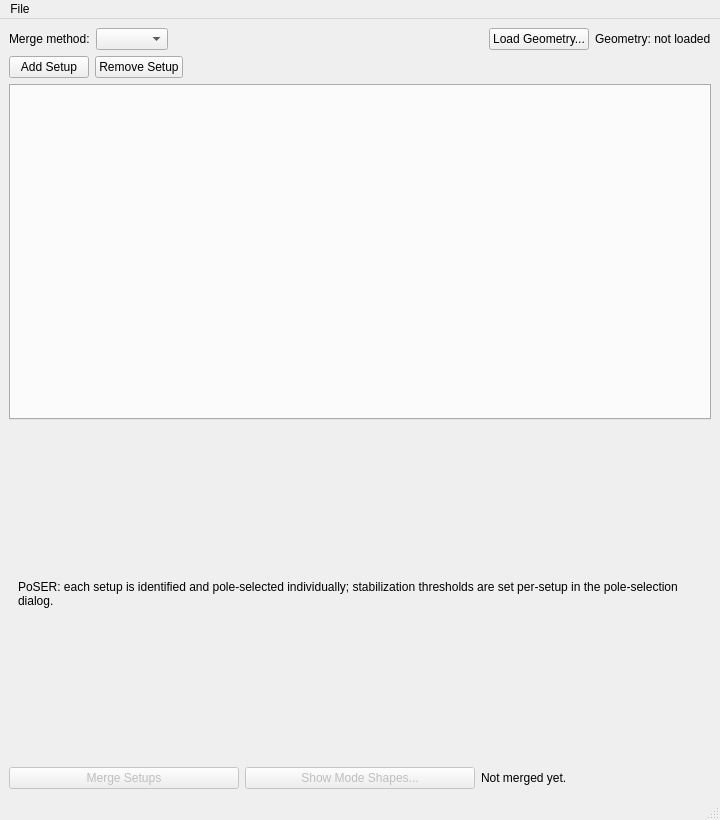
Before: the Qt Designer form pyOMA/GUI/ui/multi_setup.ui in pyOMA-dev/pyOMA, drawn with Qt 5.
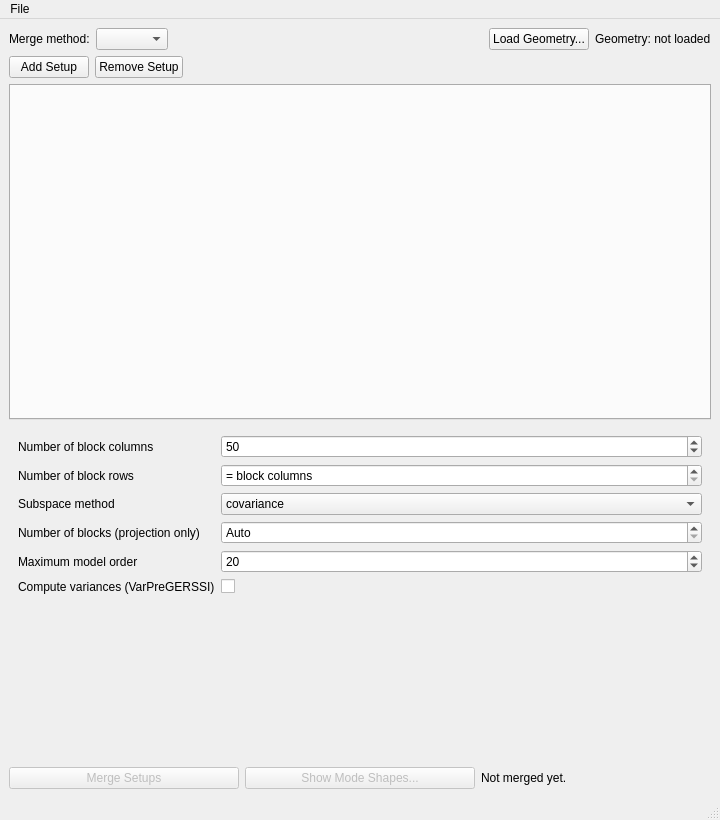
After: the same form once the commit is applied. The open tabs and pages were chosen to show the change.

Commit message: Add init_from_config, example configs, and GUI support for PreGERSSI/VarPreGERSSI/VarPLSCF

```diff
--- a/pyOMA/GUI/ui/multi_setup.ui
+++ b/pyOMA/GUI/ui/multi_setup.ui
@@ -156,6 +156,137 @@
         </item>
        </layout>
       </widget>
+      <widget class="QWidget" name="page_preger_settings">
+       <layout class="QFormLayout" name="preger_settings_layout">
+        <item row="0" column="0">
+         <widget class="QLabel" name="label_preger_num_block_columns">
+          <property name="text">
+           <string>Number of block columns</string>
+          </property>
+         </widget>
+        </item>
+        <item row="0" column="1">
+         <widget class="QSpinBox" name="spin_preger_num_block_columns">
+          <property name="specialValueText">
+           <string>Auto</string>
+          </property>
+          <property name="minimum">
+           <number>0</number>
+          </property>
+          <property name="maximum">
+           <number>100000</number>
+          </property>
+          <property name="value">
+           <number>50</number>
+          </property>
+         </widget>
+        </item>
+        <item row="1" column="0">
+         <widget class="QLabel" name="label_preger_num_block_rows">
+          <property name="text">
+           <string>Number of block rows</string>
+          </property>
+         </widget>
+        </item>
+        <item row="1" column="1">
+         <widget class="QSpinBox" name="spin_preger_num_block_rows">
+          <property name="specialValueText">
+           <string>= block columns</string>
+          </property>
+          <property name="minimum">
+           <number>0</number>
+          </property>
+          <property name="maximum">
+           <number>100000</number>
+          </property>
+          <property name="value">
+           <number>0</number>
+          </property>
+         </widget>
+        </item>
+        <item row="2" column="0">
+         <widget class="QLabel" name="label_preger_subspace_method">
+          <property name="text">
+           <string>Subspace method</string>
+          </property>
+         </widget>
+        </item>
+        <item row="2" column="1">
+         <widget class="QComboBox" name="combo_preger_subspace_method">
+          <item>
+           <property name="text">
+            <string>covariance</string>
+           </property>
+          </item>
+          <item>
+           <property name="text">
+            <string>projection</string>
+           </property>
+          </item>
+         </widget>
+        </item>
+        <item row="3" column="0">
+         <widget class="QLabel" name="label_preger_num_blocks">
+          <property name="text">
+           <string>Number of blocks (projection only)</string>
+          </property>
+         </widget>
+        </item>
+        <item row="3" column="1">
+         <widget class="QSpinBox" name="spin_preger_num_blocks">
+          <property name="specialValueText">
+           <string>Auto</string>
+          </property>
+          <property name="minimum">
+           <number>0</number>
+          </property>
+          <property name="maximum">
+           <number>1000</number>
+          </property>
+          <property name="value">
+           <number>0</number>
+          </property>
+         </widget>
+        </item>
+        <item row="4" column="0">
+         <widget class="QLabel" name="label_preger_max_model_order">
+          <property name="text">
+           <string>Maximum model order</string>
+          </property>
+         </widget>
+        </item>
+        <item row="4" column="1">
+         <widget class="QSpinBox" name="spin_preger_max_model_order">
+          <property name="specialValueText">
+           <string>Auto</string>
+          </property>
+          <property name="minimum">
+           <number>0</number>
+          </property>
+          <property name="maximum">
+           <number>2000</number>
+          </property>
+          <property name="value">
+           <number>20</number>
+          </property>
+         </widget>
+        </item>
+        <item row="5" column="0">
+         <widget class="QLabel" name="label_preger_variance">
+          <property name="text">
+           <string>Compute variances (VarPreGERSSI)</string>
+          </property>
+         </widget>
+        </item>
+        <item row="5" column="1">
+         <widget class="QCheckBox" name="chk_preger_variance">
+          <property name="text">
+           <string/>
+          </property>
+         </widget>
+        </item>
+       </layout>
+      </widget>
      </widget>
     </item>
     <item>
```
The commit also changes 22 other files.
